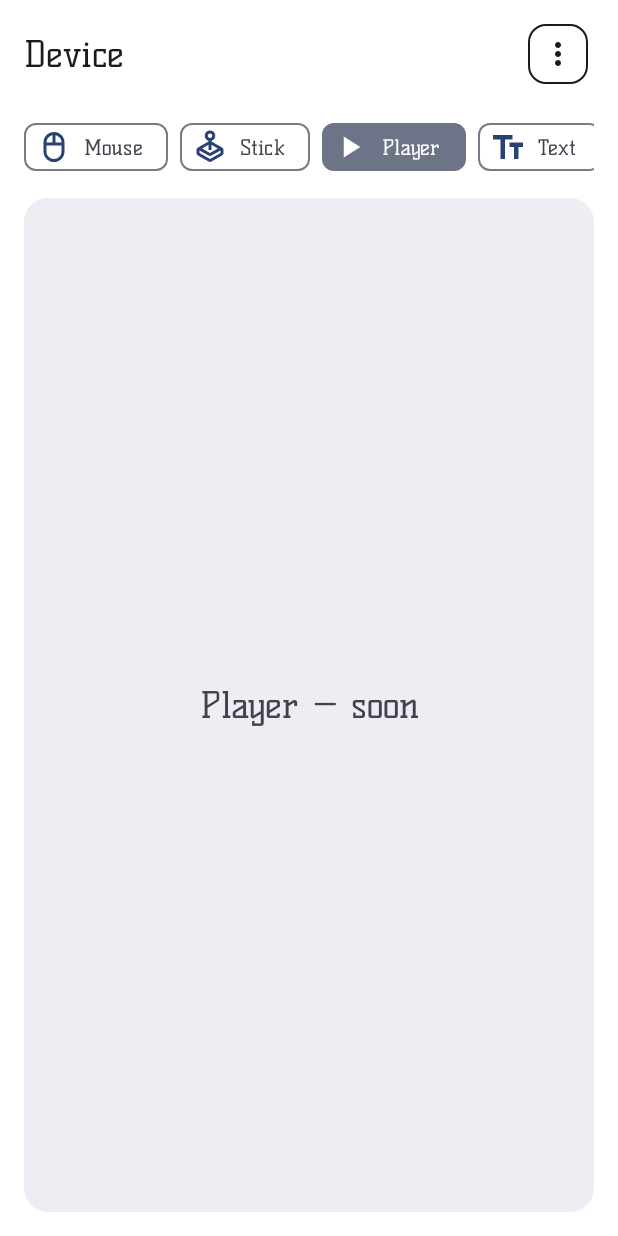
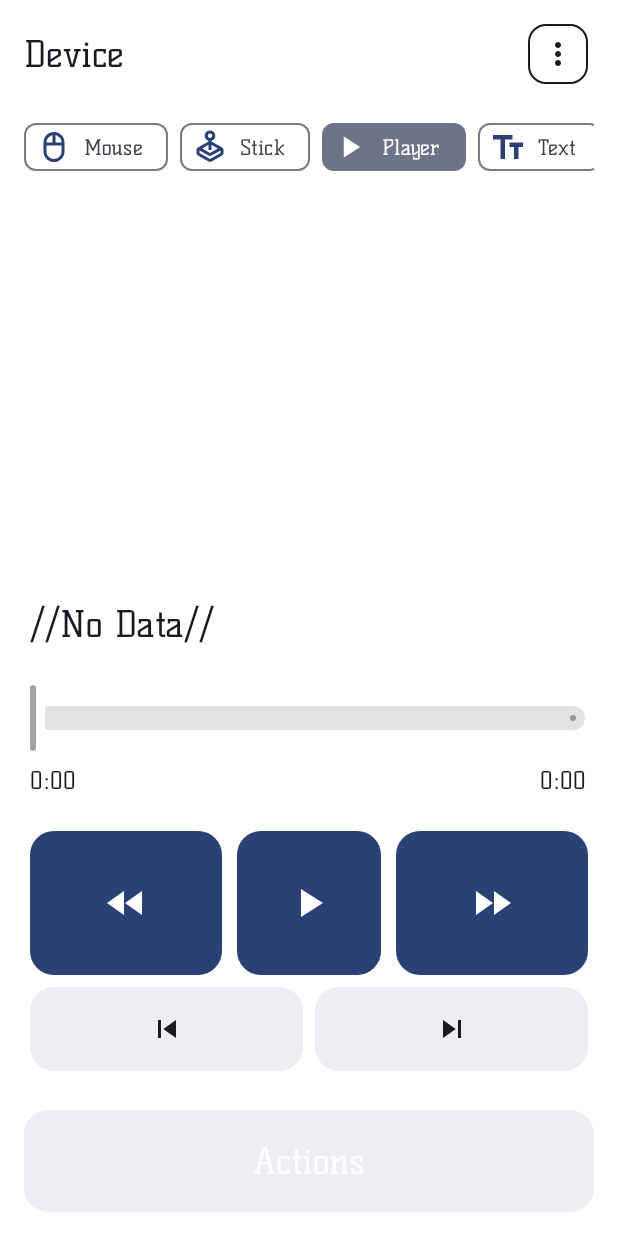
Before and after one commit to H1lp0p/RemoteMouse-android, an Android app built with Jetpack Compose: the ControlScreen screen opened through its navigation route, after a tap on "Player", on a phone screen of 412 x 824 dp. Run offline under Robolectric (Android 15) with nearby library versions, the phone set to English and light mode, and no system bars; our stand-ins replace Dagger/Hilt's generated code, Room's generated code; libraries missing offline, so code that uses them is left out: com.jakewharton.retrofit2; network calls fail; 2 other taps on this screen came first.

Commit message:
добавил контрол плеера

```diff
--- a/app/src/main/java/com/stuf/remotemouse/data/remote/CommandSocket.kt
+++ b/app/src/main/java/com/stuf/remotemouse/data/remote/CommandSocket.kt
@@ -215,6 +215,9 @@ class CommandSocket @Inject constructor(
         },
     )
 
+    fun mediaSubscribe() = sendJson(buildJsonObject { put("type", "media_subscribe") })
+    fun mediaUnsubscribe() = sendJson(buildJsonObject { put("type", "media_unsubscribe") })
+
     fun heartbeat(timestamp: Long = System.currentTimeMillis()) = sendJson(
         buildJsonObject {
             put("type", "heartbeat")
--- a/app/src/main/java/com/stuf/remotemouse/ui/control/ControlScreen.kt
+++ b/app/src/main/java/com/stuf/remotemouse/ui/control/ControlScreen.kt
@@ -35,6 +35,7 @@ import androidx.hilt.navigation.compose.hiltViewModel
 import androidx.lifecycle.compose.collectAsStateWithLifecycle
 import com.stuf.remotemouse.R
 import com.stuf.remotemouse.ui.control.mouse.MouseControlPanel
+import com.stuf.remotemouse.ui.control.player.PlayerControlPanel
 import com.stuf.remotemouse.ui.control.stick.StickControlPanel
 
 @Composable
@@ -157,7 +158,16 @@ fun ControlScreen(
                         onRightClick = viewModel::rightClick,
                         modifier = Modifier.fillMaxSize(),
                     )
-                    ControlMode.Player,
+                    ControlMode.Player -> PlayerControlPanel(
+                        media = ui.media,
+                        onPlayPause = viewModel::mediaPlayPause,
+                        onSeekRelative = viewModel::mediaSeekRelative,
+                        onSeekAbsolute = viewModel::mediaSeekAbsolute,
+                        onPrev = viewModel::mediaPrev,
+                        onNext = viewModel::mediaNext,
+                        onOpenActions = { viewModel.setActionsSheetVisible(true) },
+                        modifier = Modifier.fillMaxSize(),
+                    )
                     ControlMode.Text -> ControlModePlaceholder(mode = ui.mode)
                 }
             }
--- /dev/null
+++ b/app/src/main/java/com/stuf/remotemouse/ui/control/player/PlayerControlPanel.kt
@@ -0,0 +1,280 @@
+package com.stuf.remotemouse.ui.control.player
+
+import androidx.compose.foundation.layout.Arrangement
+import androidx.compose.foundation.layout.Box
+import androidx.compose.foundation.layout.Column
+import androidx.compose.foundation.layout.Row
+import androidx.compose.foundation.layout.fillMaxSize
+import androidx.compose.foundation.layout.fillMaxWidth
+import androidx.compose.foundation.layout.height
+import androidx.compose.foundation.layout.padding
+import androidx.compose.foundation.layout.size
+import androidx.compose.foundation.shape.RoundedCornerShape
+import androidx.compose.material.icons.Icons
+import androidx.compose.material.icons.filled.FastForward
+import androidx.compose.material.icons.filled.FastRewind
+import androidx.compose.material.icons.filled.Pause
+import androidx.compose.material.icons.filled.PlayArrow
+import androidx.compose.material.icons.filled.SkipNext
+import androidx.compose.material.icons.filled.SkipPrevious
+import androidx.compose.material3.FilledIconButton
+import androidx.compose.material3.Icon
+import androidx.compose.material3.IconButtonDefaults
+import androidx.compose.material3.MaterialTheme
+import androidx.compose.material3.Slider
+import androidx.compose.material3.SliderDefaults
+import androidx.compose.material3.Surface
+import androidx.compose.material3.Text
+import androidx.compose.runtime.Composable
+import androidx.compose.runtime.getValue
+import androidx.compose.runtime.mutableFloatStateOf
+import androidx.compose.runtime.mutableStateOf
+import androidx.compose.runtime.remember
+import androidx.compose.runtime.setValue
+import androidx.compose.ui.Alignment
+import androidx.compose.ui.Modifier
+import androidx.compose.ui.graphics.vector.ImageVector
+import androidx.compose.ui.res.stringResource
+import androidx.compose.ui.text.style.TextOverflow
+import androidx.compose.ui.unit.dp
+import com.stuf.remotemouse.R
+import com.stuf.remotemouse.data.remote.dto.MediaUpdateDto
+
+@Composable
+fun PlayerControlPanel(
+    media: MediaUpdateDto?,
+    onPlayPause: () -> Unit,
+    onSeekRelative: (seconds: Int) -> Unit,
+    onSeekAbsolute: (positionSeconds: Int) -> Unit,
+    onPrev: () -> Unit,
+    onNext: () -> Unit,
+    onOpenActions: () -> Unit,
+    modifier: Modifier = Modifier,
+) {
+    val title = media?.title?.takeIf { it.isNotBlank() }
+        ?: stringResource(R.string.media_no_data)
+    val artist = media?.artist?.takeIf { it.isNotBlank() }
+    val duration = (media?.durationSeconds ?: 0).coerceAtLeast(0)
+    val position = (media?.positionSeconds ?: 0).coerceIn(0, duration.coerceAtLeast(0))
+    val isPlaying = media?.isPlaying == true
+    val canSeek = media?.canSeek != false && duration > 0
+
+    var sliderDragging by remember { mutableStateOf(false) }
+    var sliderValue by remember { mutableFloatStateOf(0f) }
+    val displayedPosition = if (sliderDragging) {
+        sliderValue.toInt()
+    } else {
+        position
+    }
+
+    Column(
+        modifier = modifier.fillMaxSize(),
+        verticalArrangement = Arrangement.spacedBy(10.dp),
+    ) {
+        Column(
+            modifier = Modifier
+                .weight(1f)
+                .fillMaxWidth()
+                .padding(horizontal = 4.dp, vertical = 16.dp),
+            verticalArrangement = Arrangement.spacedBy(24.dp, Alignment.Bottom),
+            horizontalAlignment = Alignment.CenterHorizontally,
+        ) {
+            Column(
+                modifier = Modifier.fillMaxWidth(),
+                verticalArrangement = Arrangement.spacedBy(8.dp),
+            ) {
+                Text(
+                    text = title,
+                    style = MaterialTheme.typography.headlineSmall,
+                    color = MaterialTheme.colorScheme.onBackground,
+                    maxLines = 3,
+                    overflow = TextOverflow.Ellipsis,
+                )
+                if (artist != null) {
+                    Text(
+                        text = stringResource(R.string.media_by_artist, artist),
+                        style = MaterialTheme.typography.bodyLarge,
+                        color = MaterialTheme.colorScheme.onBackground,
+                        maxLines = 2,
+                        overflow = TextOverflow.Ellipsis,
+                    )
+                }
+            }
+
+            Column(
+                modifier = Modifier.fillMaxWidth(),
+                verticalArrangement = Arrangement.spacedBy(8.dp),
+            ) {
+                Slider(
+                    value = if (sliderDragging) {
+                        sliderValue
+                    } else {
+                        position.toFloat()
+                    },
+                    onValueChange = { value ->
+                        if (!canSeek) return@Slider
+                        sliderDragging = true
+                        sliderValue = value
+                    },
+                    onValueChangeFinished = {
+                        if (sliderDragging && canSeek) {
+                            onSeekAbsolute(sliderValue.toInt())
+                        }
+                        sliderDragging = false
+                    },
+                    valueRange = 0f..(duration.coerceAtLeast(1).toFloat()),
+                    enabled = canSeek,
+                    modifier = Modifier.fillMaxWidth(),
+                    colors = SliderDefaults.colors(
+                        thumbColor = MaterialTheme.colorScheme.primary,
+                        activeTrackColor = MaterialTheme.colorScheme.primary,
+                        inactiveTrackColor = MaterialTheme.colorScheme.surfaceContainerHighest,
+                    ),
+                )
+                Row(
+                    modifier = Modifier.fillMaxWidth(),
+                    horizontalArrangement = Arrangement.SpaceBetween,
+                ) {
+                    Text(
+                        text = formatMediaTime(displayedPosition),
+                        style = MaterialTheme.typography.bodyLarge,
+                        color = MaterialTheme.colorScheme.onBackground,
+                    )
+                    Text(
+                        text = formatMediaTime(duration),
+                        style = MaterialTheme.typography.bodyLarge,
+                        color = MaterialTheme.colorScheme.onBackground,
+                    )
+                }
+            }
+
+            Column(
+                verticalArrangement = Arrangement.spacedBy(8.dp),
+                modifier = Modifier.fillMaxWidth(),
+            ) {
+                Row(
+                    modifier = Modifier.fillMaxWidth(),
+                    horizontalArrangement = Arrangement.SpaceBetween,
+                    verticalAlignment = Alignment.CenterVertically,
+                ) {
+                    PlayerPrimaryButton(
+                        icon = Icons.Default.FastRewind,
+                        contentDescription = stringResource(R.string.media_rewind),
+                        wide = true,
+                        onClick = { onSeekRelative(-10) },
+                    )
+                    PlayerPrimaryButton(
+                        icon = if (isPlaying) Icons.Default.Pause else Icons.Default.PlayArrow,
+                        contentDescription = stringResource(R.string.media_play_pause),
+                        wide = false,
+                        onClick = onPlayPause,
+                    )
+                    PlayerPrimaryButton(
+                        icon = Icons.Default.FastForward,
+                        contentDescription = stringResource(R.string.media_forward),
+                        wide = true,
+                        onClick = { onSeekRelative(10) },
+                    )
+                }
+                Row(
+                    modifier = Modifier.fillMaxWidth(),
+                    horizontalArrangement = Arrangement.spacedBy(8.dp),
+                ) {
+                    PlayerSecondaryButton(
+                        icon = Icons.Default.SkipPrevious,
+                        contentDescription = stringResource(R.string.media_prev),
+                        onClick = onPrev,
+                        modifier = Modifier.weight(1f),
+                    )
+                    PlayerSecondaryButton(
+                        icon = Icons.Default.SkipNext,
+                        contentDescription = stringResource(R.string.media_next),
+                        onClick = onNext,
+                        modifier = Modifier.weight(1f),
+                    )
+                }
+            }
+        }
+
+        Surface(
+            onClick = onOpenActions,
+            modifier = Modifier
+                .fillMaxWidth()
+                .height(68.dp),
+            shape = RoundedCornerShape(16.dp),
+            color = MaterialTheme.colorScheme.surfaceContainer,
+        ) {
+            Box(contentAlignment = Alignment.Center) {
+                Text(
+                    text = stringResource(R.string.actions),
+                    style = MaterialTheme.typography.headlineSmall,
+                    color = MaterialTheme.colorScheme.onSecondary,
+                )
+            }
+        }
+    }
+}
+
+@Composable
+private fun PlayerPrimaryButton(
+    icon: ImageVector,
+    contentDescription: String,
+    wide: Boolean,
+    onClick: () -> Unit,
+) {
+    FilledIconButton(
+        onClick = onClick,
+        modifier = if (wide) {
+            Modifier.size(width = 128.dp, height = 96.dp)
+        } else {
+            Modifier.size(96.dp)
+        },
+        shape = RoundedCornerShape(16.dp),
+        colors = IconButtonDefaults.filledIconButtonColors(
+            containerColor = MaterialTheme.colorScheme.primary,
+            contentColor = MaterialTheme.colorScheme.onPrimary,
+        ),
+    ) {
+        Icon(
+            imageVector = icon,
+            contentDescription = contentDescription,
+            modifier = Modifier.size(32.dp),
+        )
+    }
+}
+
+@Composable
+private fun PlayerSecondaryButton(
+    icon: ImageVector,
+    contentDescription: String,
+    onClick: () -> Unit,
+    modifier: Modifier = Modifier,
+) {
+    FilledIconButton(
+        onClick = onClick,
+        modifier = modifier.height(56.dp),
+        shape = RoundedCornerShape(16.dp),
+        colors = IconButtonDefaults.filledIconButtonColors(
+            containerColor = MaterialTheme.colorScheme.surfaceContainer,
+            contentColor = MaterialTheme.colorScheme.onSurface,
+        ),
+    ) {
+        Icon(
+            imageVector = icon,
+            contentDescription = contentDescription,
+            modifier = Modifier.size(24.dp),
+        )
+    }
+}
+
+internal fun formatMediaTime(totalSeconds: Int): String {
+    val s = totalSeconds.coerceAtLeast(0)
+    val hours = s / 3600
+    val minutes = (s % 3600) / 60
+    val seconds = s % 60
+    return if (hours > 0) {
+        "%d:%02d:%02d".format(hours, minutes, seconds)
+    } else {
+        "%d:%02d".format(minutes, seconds)
+    }
+}
--- a/app/src/main/res/values/strings.xml
+++ b/app/src/main/res/values/strings.xml
@@ -42,4 +42,11 @@
     <string name="control_mode_player">Player</string>
     <string name="control_mode_text">Text</string>
     <string name="control_mode_coming_soon">%1$s — soon</string>
+    <string name="media_no_data">//No Data//</string>
+    <string name="media_by_artist">By %1$s</string>
+    <string name="media_play_pause">Play / Pause</string>
+    <string name="media_rewind">Rewind</string>
+    <string name="media_forward">Forward</string>
+    <string name="media_prev">Previous</string>
+    <string name="media_next">Next</string>
 </resources>
```
Also changed, not shown: app/src/main/java/com/stuf/remotemouse/ui/control/ControlViewModel.kt (+91 -0 lines), 1 other file.
